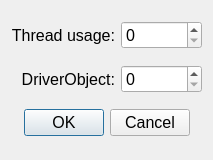
Old version of the form ui/DialogToolResource.ui in the repository nvdungx/MarketCollect.
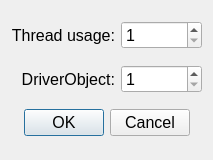
New version of the form. Icons and pictures are not drawn.

What changed in the file:
```diff
--- a/ui/DialogToolResource.ui
+++ b/ui/DialogToolResource.ui
@@ -67,6 +67,9 @@
        <pointsize>12</pointsize>
       </font>
      </property>
+     <property name="minimum">
+      <number>1</number>
+     </property>
     </widget>
    </item>
    <item row="1" column="0">
@@ -91,6 +94,9 @@
        <pointsize>12</pointsize>
       </font>
      </property>
+     <property name="minimum">
+      <number>1</number>
+     </property>
     </widget>
    </item>
   </layout>
```
Left out of the diff: 4 changed lines with no effect on the pictures.
